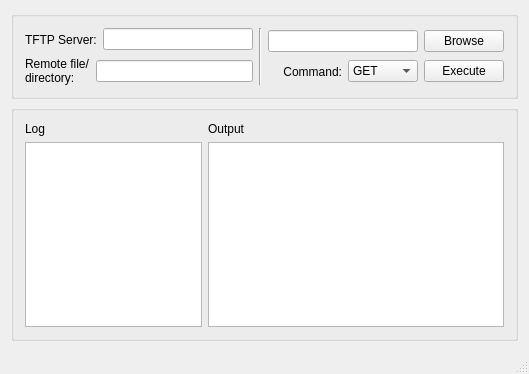
Above: tftpClient/tftpclientwindow.ui from safiyat/tftpclient before the change. Below: the same form after it.
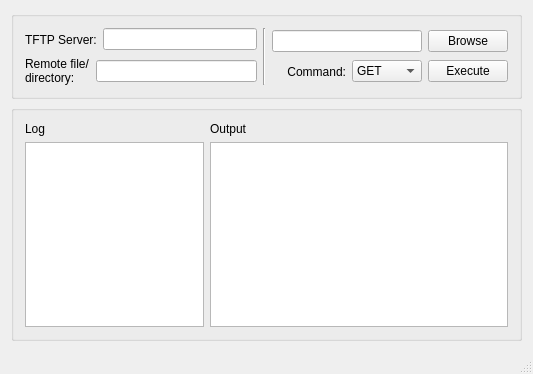
That is the form after the change.

Diff of the .ui file:
```diff
--- a/tftpClient/tftpclientwindow.ui
+++ b/tftpClient/tftpclientwindow.ui
@@ -6,7 +6,7 @@
    <rect>
     <x>0</x>
     <y>0</y>
-    <width>515</width>
+    <width>533</width>
     <height>374</height>
    </rect>
   </property>
```
Left out of the diff: 26 changed lines with no effect on the pictures.
